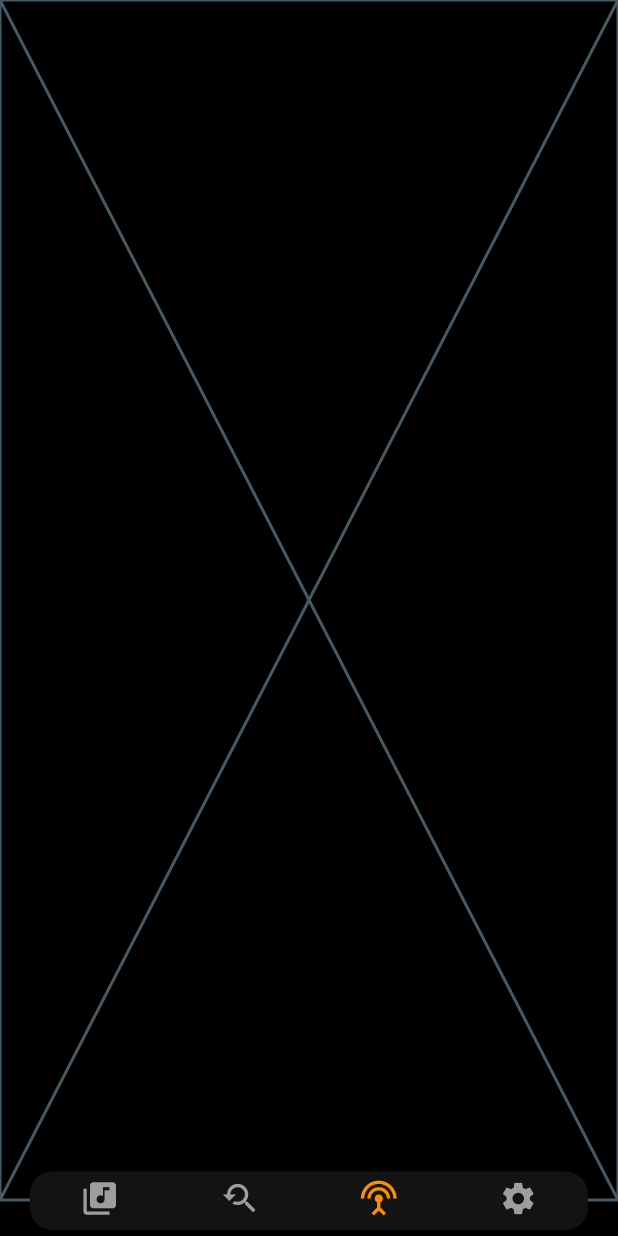
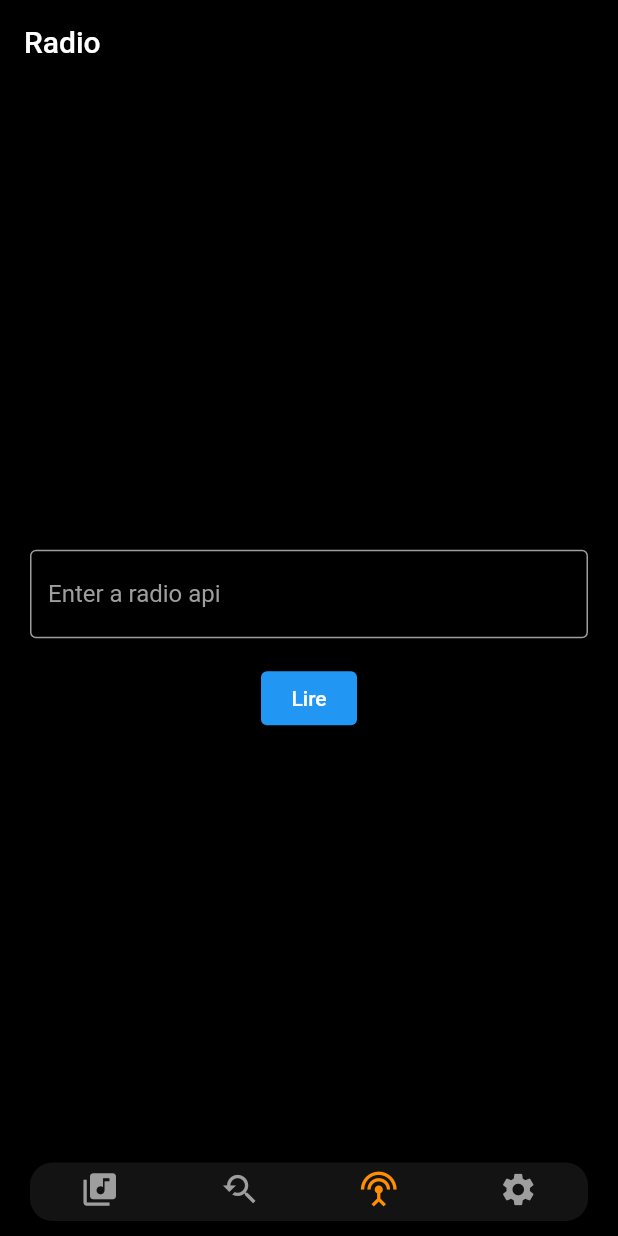
Before and after one commit to LeonhardtFR/Flutter, a Flutter app: the screen it shows after launch, item 3 of the bottom bar chosen, on a phone screen of 412 x 824 dp. Run offline on Flutter 3.47's test engine with Material 2 defaults, Android fonts, the phone set to English and light mode, and no system bars; drawn by our look-alikes of persistent_bottom_nav_bar; our stand-ins replace audio_service, flutter_animate, get, just_audio, just_audio_background, marquee and 3 more; network calls fail.

Commit message:
Amélioration UI

```diff
--- a/lib/ButtonNavigation.dart
+++ b/lib/ButtonNavigation.dart
@@ -88,7 +88,7 @@ class _ButtonNavigationState extends State<ButtonNavigation> {
         popAllScreensOnTapOfSelectedTab: true,
         navBarStyle: NavBarStyle.style6,
         navBarHeight: 39,
-        margin: const EdgeInsets.symmetric(horizontal: 20.0, vertical: 4.0),
+        margin: const EdgeInsets.symmetric(horizontal: 20.0, vertical: 10.0),
       ),
     );
   }
--- a/lib/Screens/Player/MiniPlayer.dart
+++ b/lib/Screens/Player/MiniPlayer.dart
@@ -14,7 +14,7 @@ class MiniPlayer {
     // controller.miniPlayer(true);
     return Container(
       key: const Key('miniPlayer'),
-      padding: const EdgeInsets.only(bottom: 25.0, top: 0, left: 12.5, right: 12.5),
+      padding: const EdgeInsets.only(bottom: 30.0, top: 0, left: 12.5, right: 12.5),
       color: Colors.transparent,
       child: Column(children: [
         // if (controller.miniPlayer.value)
--- a/lib/Screens/Radio/radio.dart
+++ b/lib/Screens/Radio/radio.dart
@@ -1,4 +1,8 @@
+import 'dart:convert';
 import 'package:flutter/material.dart';
+import 'package:on_audio_query/on_audio_query.dart';
+import 'package:osbrosound/Screens/Player/MiniPlayer.dart';
+import 'package:http/http.dart' as http;
 
 class radioScreen extends StatefulWidget {
   const radioScreen({Key? key}) : super(key: key);
@@ -7,9 +11,119 @@ class radioScreen extends StatefulWidget {
   State<radioScreen> createState() => _radioScreenState();
 }
 
+ const String apiUrl = 'https://api.radioking.io/widget/radio/bankable-radio/track/current';
+
+Future<String> getCurrentTrack(String apiUrl) async {
+  final response = await http.get(Uri.parse(apiUrl));
+  if (response.statusCode == 200) {
+    final jsonBody = json.decode(response.body);
+    final track = jsonBody['title'];
+    final artist = jsonBody['artist'];
+    return '$track - $artist';
+  } else {
+    throw Exception('Failed to fetch current track');
+  }
+}
+
 class _radioScreenState extends State<radioScreen> {
+  final TextEditingController controller = TextEditingController(text: '');
+  List<SongModel> songs = [];
+  final OnAudioQuery audioQuery = OnAudioQuery();
+
+
+
+
+  void initState() {
+    super.initState();
+    // _flutterRadioPlayer.initPlayer();
+    getCurrentTrack(apiUrl);
+  }
+
+  // Future<void> _getCurrentTrack() async {
+  //   try {
+  //     final currentTrack = await getCurrentTrack(apiUrl);
+  //     setState(() {
+  //       songs = [SongModel(title: currentTrack, artist: 'Radio')];
+  //     });
+  //   } catch (e) {
+  //     print(e);
+  //   }
+  // }
+
+  // final FRPSource frpSource = FRPSource(
+  //   mediaSources: <MediaSources>[
+  //     MediaSources(
+  //         url: "https://api.radioking.io/widget/radio/bankable-radio/track/current", // dummy url
+  //         description: "Stream with ICY",
+  //         isPrimary: true,
+  //         title: "Z Fun hundred",
+  //         isAac: true
+  //     ),
+  //     MediaSources(
+  //         url: "https://api.radioking.io/widget/radio/bankable-radio/track/current", // dummy url
+  //         description: "Hiru FM Sri Lanka",
+  //         isPrimary: false,
+  //         title: "HiruFM",
+  //         isAac: false
+  //     ),
+  //   ],
+  // );
+
+
   @override
   Widget build(BuildContext context) {
-    return const Placeholder();
+    final radios = audioQuery.querySongs(uriType: UriType.EXTERNAL);
+    final radioUrl = radios.then((value) => value[0].data);
+
+    return Container(
+      child: Column(
+        children: [
+          Expanded(
+            child: Scaffold(
+              backgroundColor: Colors.black,
+              appBar: AppBar(
+                title: const Text('Radio'),
+                backgroundColor: Colors.black,
+              ),
+              body: Center(
+                child: Column(
+                  mainAxisAlignment: MainAxisAlignment.center,
+                  children: [
+                     Padding(
+                      padding: const EdgeInsets.symmetric(horizontal: 20),
+                      child: TextField(
+                        controller: controller,
+                        decoration: const InputDecoration(
+                          hintText: 'Enter a radio api',
+                          hintStyle: TextStyle(
+                            color: Colors.grey,
+                          ),
+                          border: OutlineInputBorder(),
+                          enabledBorder: OutlineInputBorder(
+                            borderSide: BorderSide(
+                              color: Colors.grey,
+                            ),
+                          ),
+                        ),
+                        style: const TextStyle(
+                          color: Colors.white,
+                        ),
+                      ),
+                    ),
+                    const SizedBox(height: 16),
+                    ElevatedButton(
+                      child: const Text('Lire'),
+                      onPressed: () {
+                        MiniPlayer().mini(context, radioUrl.toString(), songs);
+                      },
+                    ),
+                  ],
+                ),
+              ),
+            ),
+          ),
+        ],
+      ),
+    );
   }
 }
```
Also changed, not shown: lib/Helpers/SongModel.dart (deleted, +0 -23 lines), lib/Screens/Library/library.dart (+11 -11 lines).
